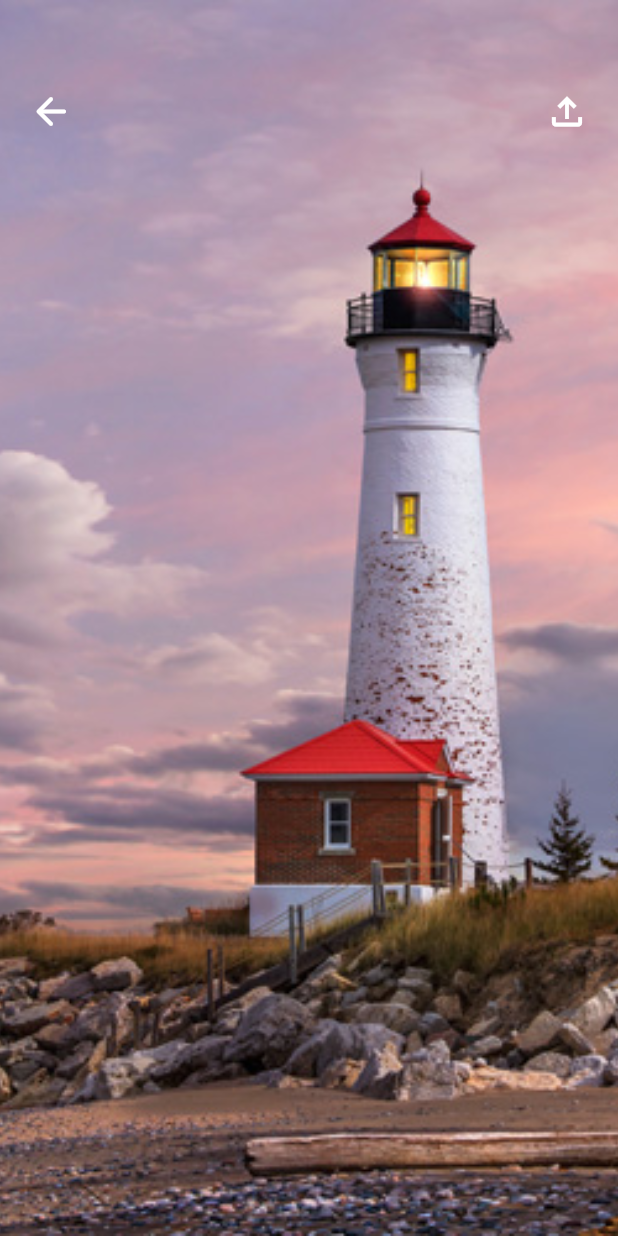
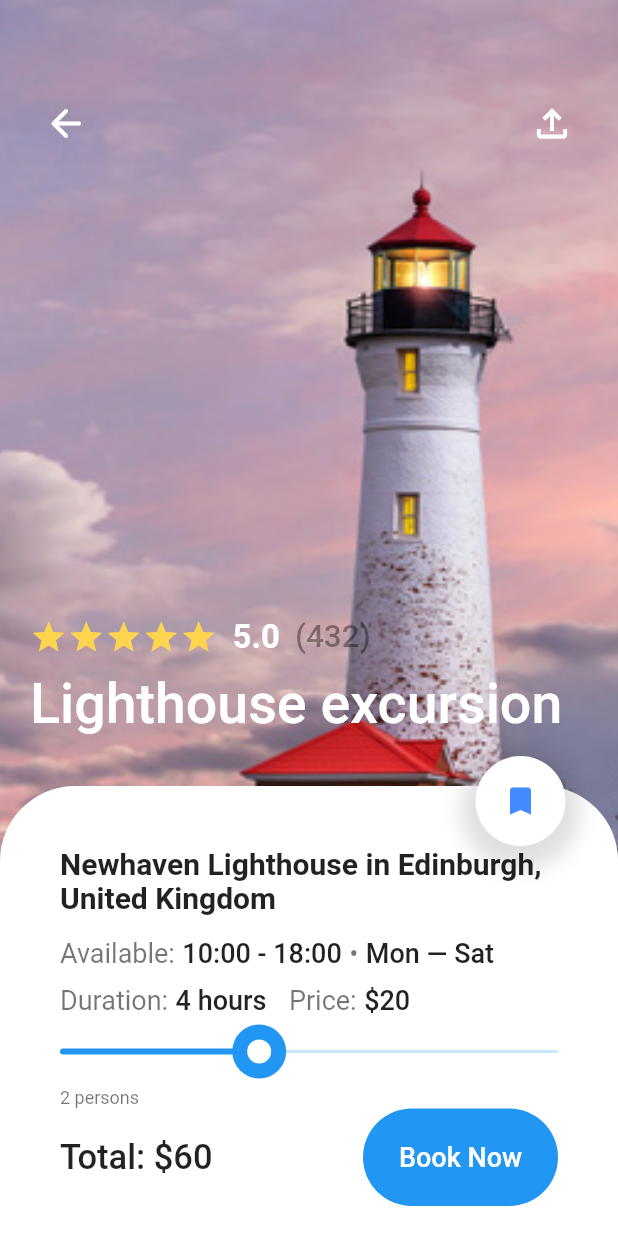
Before and after one commit to hellyab/travel_app, a Flutter app: the screen it shows after launch, after a tap on "4.5", on a phone screen of 412 x 824 dp. Run offline on Flutter 3.47's test engine with Material 2 defaults, Android fonts, the phone set to English and light mode, and no system bars.

Commit message:
feat: implement detail screen features

```diff
--- a/lib/screens/detail_screen/detail_screen.dart
+++ b/lib/screens/detail_screen/detail_screen.dart
@@ -1,16 +1,30 @@
 import 'package:flutter/material.dart';
+
 import 'package:travel_app/models/models.dart';
 import 'package:travel_app/screens/detail_screen/widgets/widgets.dart';
+import 'package:travel_app/shared_widgets/shared_widgets.dart';
 
-class DetailScreen extends StatelessWidget {
+class DetailScreen extends StatefulWidget {
   final Sight sight;
   const DetailScreen({
     Key? key,
     required this.sight,
   }) : super(key: key);
 
+  @override
+  _DetailScreenState createState() => _DetailScreenState();
+}
+
+class _DetailScreenState extends State<DetailScreen> {
+  double sliderValue = 2;
   void navigateBack(BuildContext context) {
     Navigator.of(context).maybePop();
+  }
+
+  void onSliderChanged(double value) {
+    setState(() {
+      sliderValue = value;
+    });
   }
 
   @override
@@ -25,17 +39,50 @@ class DetailScreen extends StatelessWidget {
             fit: BoxFit.fitHeight,
           ),
         ),
+        padding: const EdgeInsets.symmetric(
+          vertical: 8.0,
+          horizontal: 20,
+        ),
         child: Column(
+          crossAxisAlignment: CrossAxisAlignment.start,
+          mainAxisAlignment: MainAxisAlignment.end,
           children: [
             SizedBox(
               height: 50,
             ),
             TransparentAppBar(
               onBackPressed: () => navigateBack(context),
+            ),
+            Spacer(
+              flex: 1,
+            ),
+            RatingBar(
+              isLarge: true,
+              ratersCount: 432,
+              rating: 5,
+              showRatersCount: true,
+            ),
+            SizedBox(
+              height: 10,
+            ),
+            Text(
+              "Lighthouse excursion",
+              style: Theme.of(context).textTheme.headline6?.copyWith(
+                    color: Colors.white,
+                    fontSize: 37,
+                  ),
+            ),
+            SizedBox(
+              height: 325,
             )
           ],
         ),
       ),
+      extendBody: true,
+      bottomNavigationBar: BottomDetailSheet(
+        sliderValue: sliderValue,
+        onSliderChanged: onSliderChanged,
+      ),
     );
   }
 }
--- /dev/null
+++ b/lib/screens/detail_screen/widgets/availability.dart
@@ -0,0 +1,51 @@
+import 'package:flutter/material.dart';
+
+class Avalability extends StatelessWidget {
+  const Avalability({
+    Key? key,
+  }) : super(key: key);
+
+  @override
+  Widget build(BuildContext context) {
+    return Row(
+      children: [
+        Text(
+          "Available:",
+          style: Theme.of(context).textTheme.caption?.copyWith(
+                fontSize: 18,
+              ),
+        ),
+        SizedBox(
+          width: 5,
+        ),
+        Text(
+          "10:00 - 18:00",
+          style: Theme.of(context).textTheme.bodyText1?.copyWith(
+                fontSize: 18,
+              ),
+        ),
+        SizedBox(
+          width: 5,
+        ),
+        Text(
+          "•",
+          style: Theme.of(context).textTheme.caption?.copyWith(
+                fontSize: 18,
+              ),
+        ),
+        SizedBox(
+          width: 5,
+        ),
+        Text(
+          "Mon — Sat",
+          style: Theme.of(context).textTheme.bodyText1?.copyWith(
+                fontSize: 18,
+              ),
+        ),
+        SizedBox(
+          width: 5,
+        ),
+      ],
+    );
+  }
+}
--- /dev/null
+++ b/lib/screens/detail_screen/widgets/bottom_detail_sheet.dart
@@ -0,0 +1,126 @@
+import 'package:flutter/material.dart';
+import 'package:travel_app/screens/detail_screen/widgets/widgets.dart';
+import 'package:travel_app/shared_widgets/shared_widgets.dart';
+
+class BottomDetailSheet extends StatelessWidget {
+  const BottomDetailSheet({
+    Key? key,
+    required this.onSliderChanged,
+    required this.sliderValue,
+  }) : super(key: key);
+
+  final Function(double) onSliderChanged;
+  final double sliderValue;
+
+  @override
+  Widget build(BuildContext context) {
+    return Stack(
+      clipBehavior: Clip.none,
+      children: [
+        BottomSheet(
+          builder: (context) {
+            return Container(
+              height: 300,
+              padding: EdgeInsets.only(
+                left: 40,
+                right: 40,
+                top: 40,
+              ),
+              width: MediaQuery.of(context).size.width,
+              child: Column(
+                crossAxisAlignment: CrossAxisAlignment.start,
+                children: [
+                  Text(
+                    "Newhaven Lighthouse in Edinburgh, United Kingdom",
+                    style: Theme.of(context).textTheme.subtitle1?.copyWith(
+                          fontSize: 20,
+                          fontWeight: FontWeight.bold,
+                        ),
+                  ),
+                  SizedBox(
+                    height: 15,
+                  ),
+                  Avalability(),
+                  SizedBox(
+                    height: 10,
+                  ),
+                  DurationAndPrice(),
+                  CustomSlider(
+                    sliderValue: sliderValue,
+                    onSliderChanged: onSliderChanged,
+                  ),
+                  PersonCount(
+                    count: sliderValue.toInt(),
+                  ),
+                  Row(
+                    mainAxisAlignment: MainAxisAlignment.spaceBetween,
+                    children: [
+                      Text(
+                        "Total: \$60",
+                        style: Theme.of(context).textTheme.headline6?.copyWith(
+                              fontSize: 23,
+                            ),
+                      ),
+                      TextButton(
+                        onPressed: () {},
+                        style: ButtonStyle(
+                          backgroundColor: MaterialStateColor.resolveWith(
+                            (states) => Colors.blue,
+                          ),
+                          fixedSize: MaterialStateProperty.resolveWith(
+                            (states) => Size(130, 65),
+                          ),
+                          shape: MaterialStateProperty.resolveWith(
+                            (states) => RoundedRectangleBorder(
+                              borderRadius: BorderRadius.circular(50),
+                            ),
+                          ),
+                        ),
+                        child: Text(
+                          "Book Now",
+                          style:
+                              Theme.of(context).textTheme.headline6?.copyWith(
+                                    color: Colors.white,
+                                    fontSize: 18,
+                                  ),
+                        ),
+                      )
+                    ],
+                  )
+                ],
+              ),
+            );
+          },
+          shape: RoundedRectangleBorder(
+            borderRadius: BorderRadius.vertical(
+              top: Radius.circular(50),
+            ),
+          ),
+          onClosing: () {},
+          backgroundColor: Colors.white,
+        ),
+        Positioned(
+          right: 35,
+          top: -20,
+          child: Container(
+            decoration: BoxDecoration(
+              boxShadow: [
+                BoxShadow(
+                  color: Colors.black12,
+                  offset: Offset(0, 6),
+                  blurRadius: 10.0,
+                  spreadRadius: 10.0,
+                ),
+              ],
+              shape: BoxShape.circle,
+            ),
+            child: BookmarkButton(
+              onPressed: () {},
+              height: 60,
+            ),
+          ),
+        )
+      ],
+    );
+  }
+}
--- /dev/null
+++ b/lib/screens/detail_screen/widgets/custom_slider.dart
@@ -0,0 +1,93 @@
+import 'package:flutter/material.dart';
+
+class CustomSlider extends StatelessWidget {
+  const CustomSlider({
+    Key? key,
+    required this.sliderValue,
+    required this.onSliderChanged,
+  }) : super(key: key);
+
+  final double sliderValue;
+  final Function(double) onSliderChanged;
+
+  @override
+  Widget build(BuildContext context) {
+    return SliderTheme(
+      data: SliderThemeData(
+        thumbShape: CustomSliderThumbCircle(
+          thumbRadius: 20,
+        ),
+        trackHeight: 2,
+        trackShape: CustomTrackShape(),
+      ),
+      child: Slider(
+        min: 0,
+        value: sliderValue,
+        max: 5,
+        onChanged: onSliderChanged,
+      ),
+    );
+  }
+}
+
+class CustomSliderThumbCircle extends SliderComponentShape {
+  final double thumbRadius;
+  final int min;
+  final int max;
+
+  const CustomSliderThumbCircle({
+    required this.thumbRadius,
+    this.min = 0,
+    this.max = 10,
+  });
+
+  @override
+  Size getPreferredSize(bool isEnabled, bool isDiscrete) {
+    return Size.fromRadius(thumbRadius);
+  }
+
+  @override
+  void paint(
+    PaintingContext context,
+    Offset center, {
+    required Animation<double> activationAnimation,
+    required Animation<double> enableAnimation,
+    required bool isDiscrete,
+    required TextPainter labelPainter,
+    required RenderBox parentBox,
+    required SliderThemeData sliderTheme,
+    required TextDirection textDirection,
+    required double value,
+    required double textScaleFactor,
+    required Size sizeWithOverflow,
+  }) {
+    final Canvas canvas = context.canvas;
+
+    final centerPaint = Paint()
+      ..color = Colors.white
+      ..style = PaintingStyle.fill;
+    final outlinePaint = Paint()
+      ..color = Colors.blue
+      ..style = PaintingStyle.fill;
+
+    canvas.drawCircle(center, thumbRadius * 0.9, outlinePaint);
+    canvas.drawCircle(center, thumbRadius * 0.4, centerPaint);
+  }
+}
+
+class CustomTrackShape extends RoundedRectSliderTrackShape {
+  Rect getPreferredRect({
+    required RenderBox parentBox,
+    Offset offset = Offset.zero,
+    required SliderThemeData sliderTheme,
+    bool isEnabled = false,
+    bool isDiscrete = false,
+  }) {
+    final double trackHeight = sliderTheme.trackHeight ?? 2;
+    final double trackLeft = offset.dx;
+    final double trackTop =
+        offset.dy + (parentBox.size.height - trackHeight) / 2;
+    final double trackWidth = parentBox.size.width;
+    return Rect.fromLTWH(trackLeft, trackTop, trackWidth, trackHeight);
+  }
+}
--- /dev/null
+++ b/lib/screens/detail_screen/widgets/duration_and_price.dart
@@ -0,0 +1,51 @@
+import 'package:flutter/material.dart';
+
+class DurationAndPrice extends StatelessWidget {
+  const DurationAndPrice({
+    Key? key,
+  }) : super(key: key);
+
+  @override
+  Widget build(BuildContext context) {
+    return Row(
+      children: [
+        Text(
+          "Duration:",
+          style: Theme.of(context).textTheme.caption?.copyWith(
+                fontSize: 18,
+              ),
+        ),
+        SizedBox(
+          width: 5,
+        ),
+        Text(
+          "4 hours",
+          style: Theme.of(context).textTheme.bodyText1?.copyWith(
+                fontSize: 18,
+              ),
+        ),
+        SizedBox(
+          width: 15,
+        ),
+        Text(
+          "Price:",
+          style: Theme.of(context).textTheme.caption?.copyWith(
+                fontSize: 18,
+              ),
+        ),
+        SizedBox(
+          width: 5,
+        ),
+        Text(
+          "\$20",
+          style: Theme.of(context).textTheme.bodyText1?.copyWith(
+                fontSize: 18,
+              ),
+        ),
+        SizedBox(
+          width: 5,
+        ),
+      ],
+    );
+  }
+}
--- /dev/null
+++ b/lib/screens/detail_screen/widgets/person_count.dart
@@ -0,0 +1,16 @@
+import 'package:flutter/material.dart';
+
+class PersonCount extends StatelessWidget {
+  final int count;
+  const PersonCount({
+    Key? key,
+    required this.count,
+  }) : super(key: key);
+  @override
+  Widget build(BuildContext context) {
+    return Text(
+      '$count person${count > 1 ? "s" : ""}',
+      style: Theme.of(context).textTheme.caption,
+    );
+  }
+}
--- a/lib/screens/detail_screen/widgets/transparent_app_bar.dart
+++ b/lib/screens/detail_screen/widgets/transparent_app_bar.dart
@@ -11,9 +11,7 @@ class TransparentAppBar extends StatelessWidget {
 
   @override
   Widget build(BuildContext context) {
-    return Container(
-      padding: EdgeInsets.symmetric(horizontal: 10),
-      child: Row(
+    return Row(
       mainAxisAlignment: MainAxisAlignment.spaceBetween,
       children: [
         IconButton(
@@ -33,7 +31,6 @@ class TransparentAppBar extends StatelessWidget {
           onPressed: onUploadPressed,
         )
       ],
-      ),
     );
   }
 }
--- a/lib/screens/detail_screen/widgets/widgets.dart
+++ b/lib/screens/detail_screen/widgets/widgets.dart
@@ -1 +1,6 @@
+export 'availability.dart';
+export 'bottom_detail_sheet.dart';
+export 'custom_slider.dart';
+export 'duration_and_price.dart';
+export 'person_count.dart';
 export 'transparent_app_bar.dart';
```
Also changed, not shown: lib/screens/home_screen/widgets/preferences_action_icon.dart (+4 -3 lines). Lines whose indentation alone changed are shown as unchanged.
